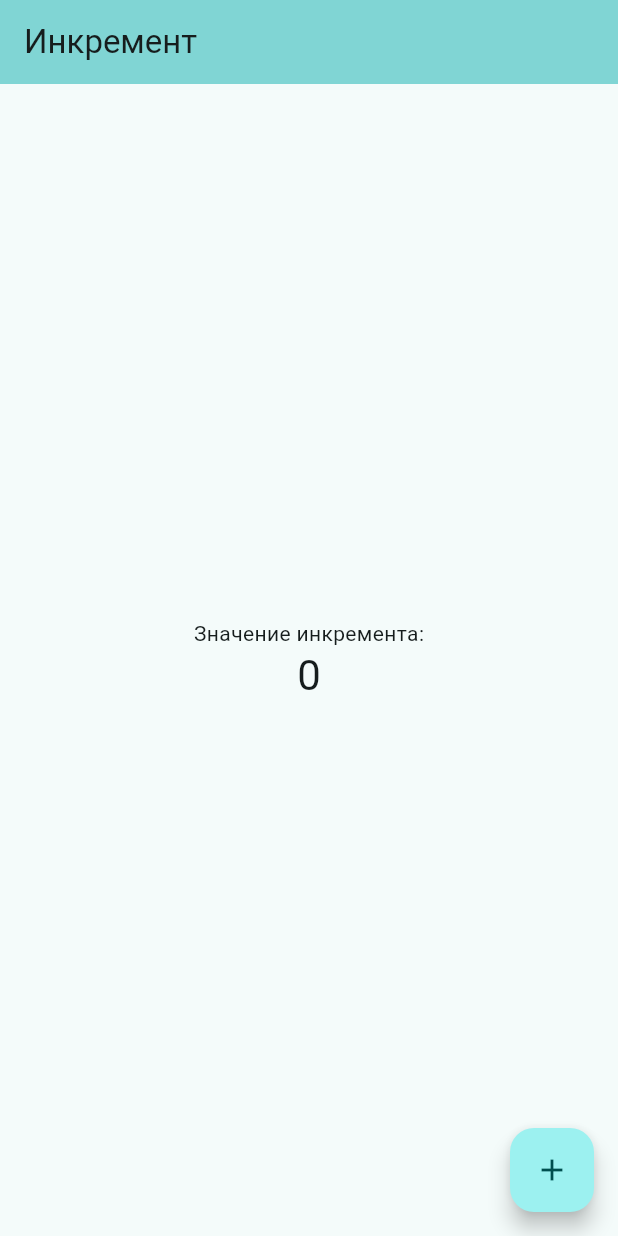
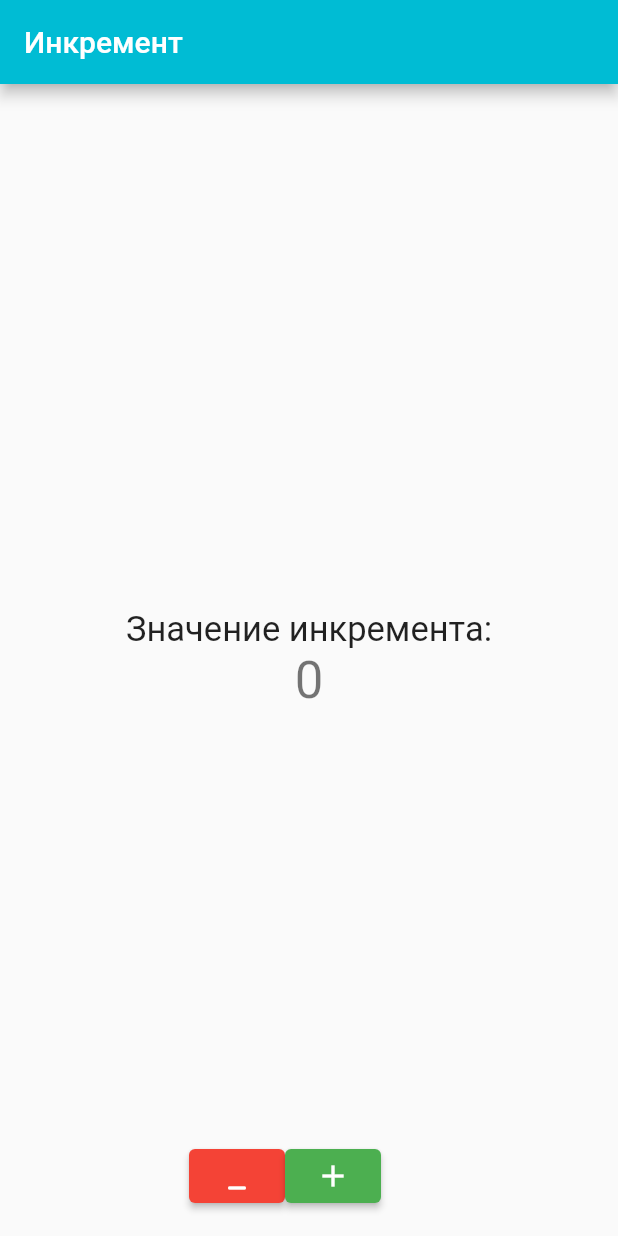
Before and after one commit to AngelinaCher/PI2001_Chernobrovkina, a Flutter app: the screen it shows after launch, on a phone screen of 412 x 824 dp. Run offline on Flutter 3.47's test engine with Material 2 defaults, Android fonts, the phone set to English and light mode, and no system bars.

Commit message:
add minus, change plus

```diff
--- a/lab3/lib/main.dart
+++ b/lab3/lib/main.dart
@@ -1,22 +1,14 @@
 import 'package:flutter/material.dart';
 
-void main() {
-  runApp(const MyApp());
-}
+void main() => runApp(const MyApp());
 
 class MyApp extends StatelessWidget {
   const MyApp({super.key});
 
   @override
   Widget build(BuildContext context) {
-    return MaterialApp(
-      title: 'Flutter Demo',
-      theme: ThemeData(
-
-        colorScheme: ColorScheme.fromSeed(seedColor: Colors.cyanAccent),
-        useMaterial3: true,
-      ),
-      home: const MyHomePage(title: 'Инкремент'),
+    return const MaterialApp(
+      home: MyHomePage(title: 'Инкремент'),
     );
   }
 }
@@ -35,45 +27,59 @@ class _MyHomePageState extends State<MyHomePage> {
 
   void _incrementCounter() {
     setState(() {
-
       _counter++;
     });
   }
 
   void _decrementCounter() {
     setState(() {
-
       _counter--;
     });
   }
 
   @override
   Widget build(BuildContext context) {
-
     return Scaffold(
         appBar: AppBar(
-        backgroundColor: Theme.of(context).colorScheme.inversePrimary,
+          backgroundColor: Colors.cyan,
           title: Text(widget.title),
         ),
         body: Center(
+          child: Container(
             child: Column(
               mainAxisAlignment: MainAxisAlignment.center,
               children: <Widget>[
                 const Text(
                   'Значение инкремента:',
+                  style: TextStyle(fontSize: 23),
                 ),
                 Text(
                   '$_counter',
                   style: Theme.of(context).textTheme.headlineMedium,
                 ),
+                // Добавить сюда кнопки
               ],
             ),
           ),
-      floatingActionButton: FloatingActionButton(
+        ),
+        floatingActionButton:
+            Row(
+                mainAxisAlignment: MainAxisAlignment.center,
+                children: [
+                  ElevatedButton(
+                    onPressed: _decrementCounter,
+                    child: const Icon(Icons.minimize_rounded),
+                    style: ButtonStyle (
+                        backgroundColor: MaterialStateProperty.all<Color>(Colors.red)
+                    ),
+                  ),
+                  ElevatedButton(
                     onPressed: _incrementCounter,
-        tooltip: 'Increment',
                     child: const Icon(Icons.add),
+                    style: ButtonStyle (
+                        backgroundColor: MaterialStateProperty.all<Color>(Colors.green)
                     ),
+                  )])
     );
   }
 }
```
Lines whose indentation alone changed are shown as unchanged.
